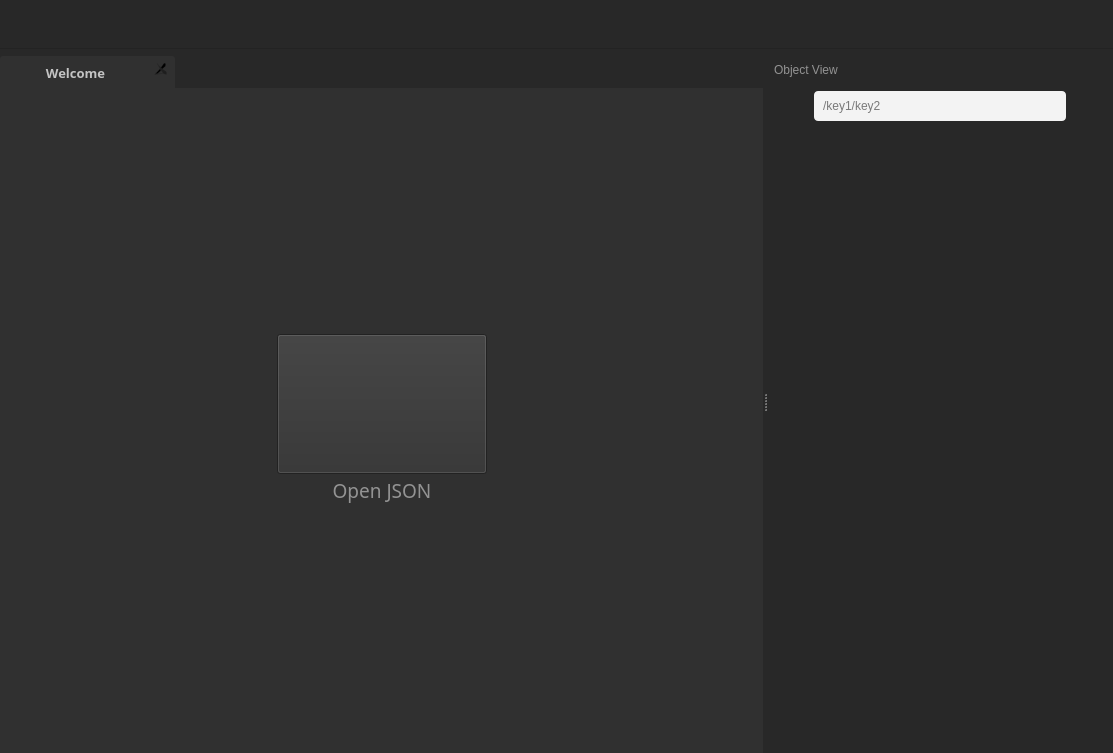
Before: the Qt Designer form ui/mainwindow.ui in joenano/rapidview, drawn with Qt 5.
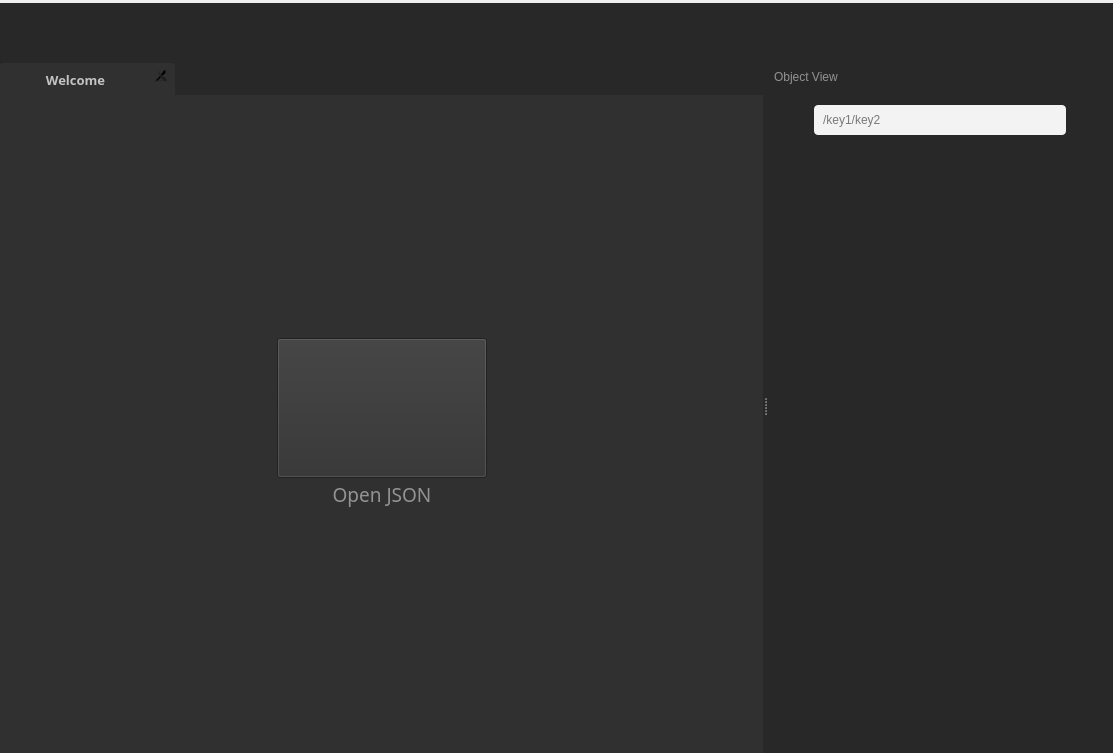
After: the same form once the commit is applied. Icons and pictures are not drawn.

What changed in the file:
```diff
--- a/ui/mainwindow.ui
+++ b/ui/mainwindow.ui
@@ -154,7 +154,7 @@
       <property name="minimumSize">
        <size>
         <width>0</width>
-        <height>49</height>
+        <height>56</height>
        </size>
       </property>
       <property name="maximumSize">
@@ -241,7 +241,7 @@
          <property name="maximumSize">
           <size>
            <width>16777215</width>
-           <height>34</height>
+           <height>35</height>
           </size>
          </property>
          <property name="cursor">
@@ -285,7 +285,7 @@
          <property name="maximumSize">
           <size>
            <width>16777215</width>
-           <height>31</height>
+           <height>35</height>
           </size>
          </property>
          <property name="cursor">
@@ -610,7 +610,7 @@
        </property>
        <layout class="QVBoxLayout" name="verticalLayout_3">
         <property name="spacing">
-         <number>14</number>
+         <number>21</number>
         </property>
         <property name="leftMargin">
          <number>7</number>
```
